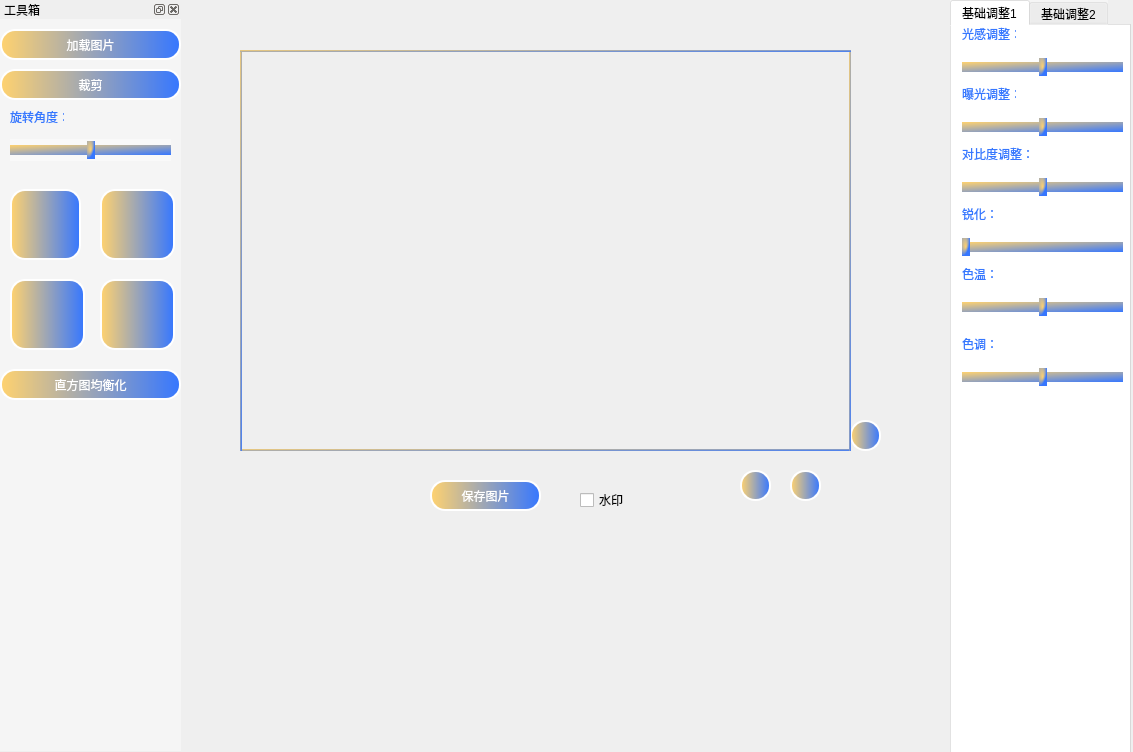
First picture: the form in qt_demo/mainwindow.ui, repository Signal-groupproject/digital_signal, before the edit.
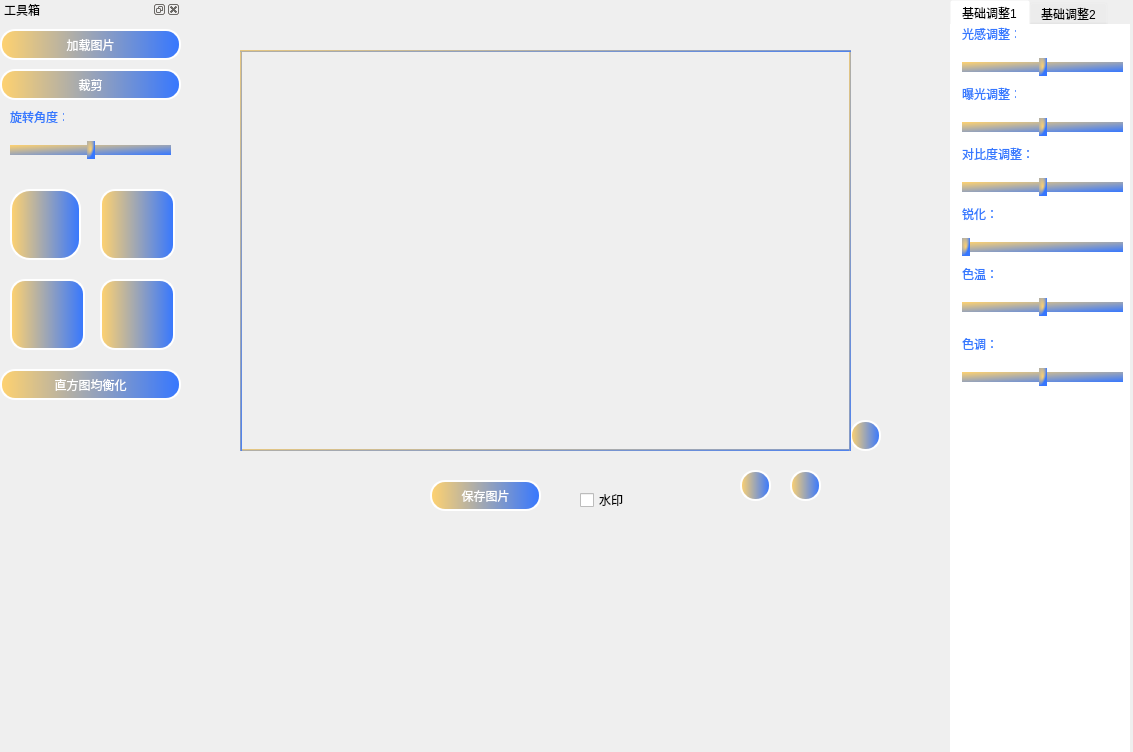
Second picture: the form after the edit. Icons and pictures are not drawn.

Diff of the .ui file:
```diff
--- a/qt_demo/mainwindow.ui
+++ b/qt_demo/mainwindow.ui
@@ -29,7 +29,7 @@
     </size>
    </property>
    <property name="styleSheet">
-    <string notr="true">background-color: rgba(255, 255, 255, 100);</string>
+    <string notr="true">background-color: rgba(255, 255, 255, 0);</string>
    </property>
    <property name="windowTitle">
     <string>工具箱</string>
@@ -212,7 +212,7 @@
       <string notr="true">QPushButton {
     color: #FFFFFF;
     background: qlineargradient(spread:pad, x1:0, y1:0, x2:1, y2:0, stop:0 #ffd26f, stop:1 #3677ff);
-    border-radius: 15px;
+    border-radius: 20px;
     border-style: solid;
     border-width: 2px;
     padding: 5px;
@@ -235,6 +235,12 @@
      <property name="text">
       <string/>
      </property>
+     <property name="iconSize">
+      <size>
+       <width>32</width>
+       <height>32</height>
+      </size>
+     </property>
     </widget>
     <widget class="QPushButton" name="pushButton2">
      <property name="geometry">
@@ -600,7 +606,7 @@
     </rect>
    </property>
    <property name="styleSheet">
-    <string notr="true">background-color: rgba(255, 255, 255, 100);</string>
+    <string notr="true">background-color: rgba(255, 255, 255, 0);</string>
    </property>
    <property name="currentIndex">
     <number>0</number>
```
Left out of the diff: 4 changed lines with no effect on the pictures.
